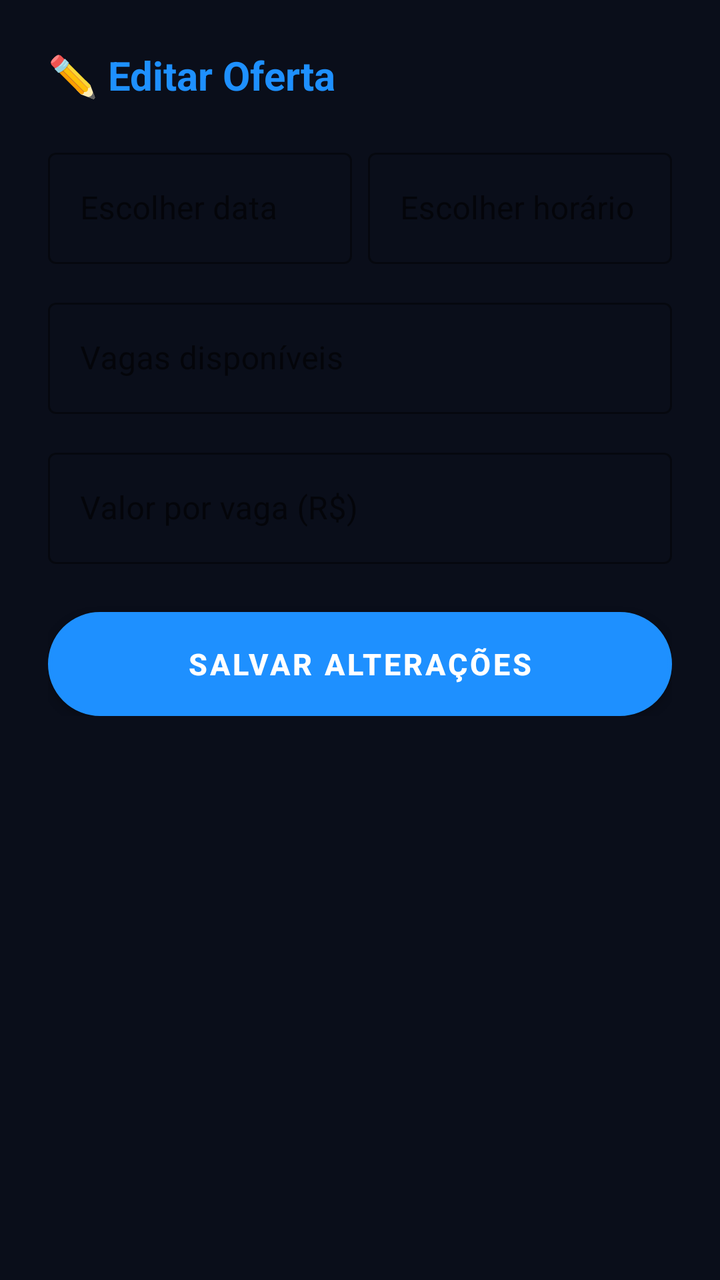
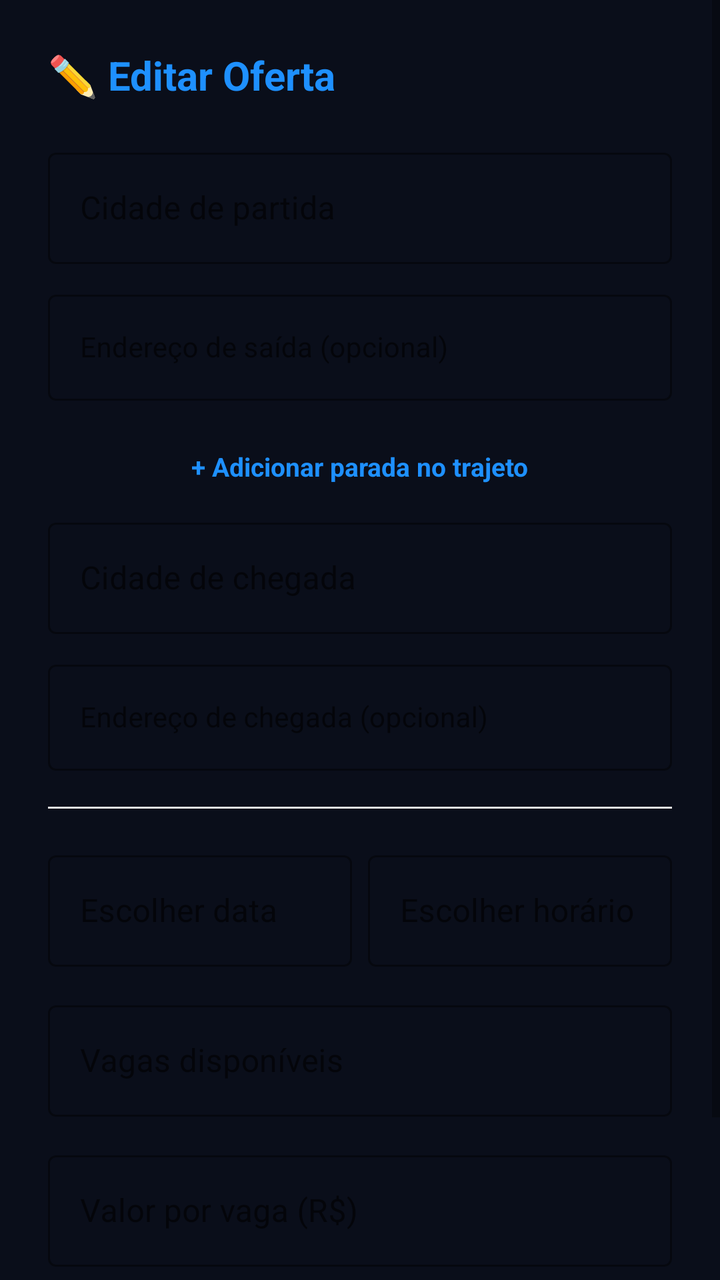

An Android layout rendered at two revisions. The XML below is the earlier revision; the diff shows what the commit changed to produce the second picture.
<!-- AndroidManifest.xml: application theme Theme.Caronas -->
<!-- res/layout/dialog_editar_oferta.xml -->
<?xml version="1.0" encoding="utf-8"?>
<ScrollView xmlns:android="http://schemas.android.com/apk/res/android"
    xmlns:app="http://schemas.android.com/apk/res-auto"
    android:layout_width="match_parent"
    android:layout_height="wrap_content">

    <LinearLayout
        android:layout_width="match_parent"
        android:layout_height="wrap_content"
        android:orientation="vertical"
        android:padding="24dp">

        <TextView
            android:layout_width="match_parent"
            android:layout_height="wrap_content"
            android:text="@string/minhas_ofertas_editar_titulo"
            android:textColor="@color/azul_neon"
            android:textSize="20sp"
            android:textStyle="bold"
            android:layout_marginBottom="20dp" />

        <LinearLayout
            android:layout_width="match_parent"
            android:layout_height="wrap_content"
            android:orientation="horizontal">

            <com.google.android.material.textfield.TextInputLayout
                style="@style/Widget.MaterialComponents.TextInputLayout.OutlinedBox"
                android:layout_width="0dp"
                android:layout_weight="1"
                android:layout_height="wrap_content"
                android:layout_marginEnd="8dp"
                app:boxStrokeColor="@color/azul_neon"
                app:hintTextColor="@color/azul_neon"
                app:prefixText="📅  "
                android:hint="@string/oferecer_escolher_data">

                <com.google.android.material.textfield.TextInputEditText
                    android:id="@+id/etDataEditar"
                    android:layout_width="match_parent"
                    android:layout_height="wrap_content"
                    android:focusable="false"
                    android:cursorVisible="false"
                    android:maxLines="1" />

            </com.google.android.material.textfield.TextInputLayout>

            <com.google.android.material.textfield.TextInputLayout
                style="@style/Widget.MaterialComponents.TextInputLayout.OutlinedBox"
                android:layout_width="0dp"
                android:layout_weight="1"
                android:layout_height="wrap_content"
                app:boxStrokeColor="@color/azul_neon"
                app:hintTextColor="@color/azul_neon"
                app:prefixText="🕐  "
                android:hint="@string/oferecer_escolher_hora">

                <com.google.android.material.textfield.TextInputEditText
                    android:id="@+id/etHoraEditar"
                    android:layout_width="match_parent"
                    android:layout_height="wrap_content"
                    android:focusable="false"
                    android:cursorVisible="false"
                    android:maxLines="1" />

            </com.google.android.material.textfield.TextInputLayout>

        </LinearLayout>

        <com.google.android.material.textfield.TextInputLayout
            style="@style/Widget.MaterialComponents.TextInputLayout.OutlinedBox"
            android:layout_width="match_parent"
            android:layout_height="wrap_content"
            android:layout_marginTop="14dp"
            app:boxStrokeColor="@color/azul_neon"
            app:hintTextColor="@color/azul_neon"
            app:prefixText="💺  "
            android:hint="@string/oferecer_vagas_hint">

            <com.google.android.material.textfield.TextInputEditText
                android:id="@+id/etVagasEditar"
                android:layout_width="match_parent"
                android:layout_height="wrap_content"
                android:inputType="number"
                android:maxLength="1"
                android:maxLines="1" />

        </com.google.android.material.textfield.TextInputLayout>

        <com.google.android.material.textfield.TextInputLayout
            style="@style/Widget.MaterialComponents.TextInputLayout.OutlinedBox"
            android:layout_width="match_parent"
            android:layout_height="wrap_content"
            android:layout_marginTop="14dp"
            app:boxStrokeColor="@color/azul_neon"
            app:hintTextColor="@color/azul_neon"
            app:prefixText="💰  "
            android:hint="@string/oferecer_valor_hint">

            <com.google.android.material.textfield.TextInputEditText
                android:id="@+id/etValorEditar"
                android:layout_width="match_parent"
                android:layout_height="wrap_content"
                android:inputType="numberDecimal"
                android:maxLines="1" />

        </com.google.android.material.textfield.TextInputLayout>

        <Button
            android:id="@+id/btnSalvarOferta"
            android:layout_width="match_parent"
            android:layout_height="52dp"
            android:layout_marginTop="24dp"
            android:text="@string/minhas_ofertas_botao_salvar"
            android:textColor="#FFFFFF"
            android:textStyle="bold"
            android:textSize="15sp"
            android:background="@drawable/botao_azul_neon" />

    </LinearLayout>
</ScrollView>
<!-- resources referenced by this layout -->
<resources>
  <color name="azul_neon">#1E90FF</color>
  <!-- drawable botao_azul_neon (drawable) -->
  <?xml version="1.0" encoding="utf-8"?>
  <shape xmlns:android="http://schemas.android.com/apk/res/android">
      <solid android:color="#1E90FF" />
      <corners android:radius="25dp" />
      <stroke android:width="2dp" android:color="#66C7FF" />
      <padding android:left="16dp" android:right="16dp" android:top="12dp" android:bottom="12dp" />
  </shape>
  <string name="minhas_ofertas_botao_salvar">Salvar Alterações</string>
  <string name="minhas_ofertas_editar_titulo">✏️ Editar Oferta</string>
  <string name="oferecer_escolher_data">Escolher data</string>
  <string name="oferecer_escolher_hora">Escolher horário</string>
  <string name="oferecer_vagas_hint">Vagas disponíveis</string>
  <string name="oferecer_valor_hint">Valor por vaga (R$)</string>
  <style name="Theme.Caronas" parent="Theme.MaterialComponents.DayNight.NoActionBar">
          <item name="colorPrimary">@color/azul_neon</item>
          <item name="colorPrimaryVariant">@color/azul_neon_escuro</item>
          <item name="colorOnPrimary">@color/white</item>
          <item name="colorSecondary">@color/azul_neon</item>
          <item name="colorSecondaryVariant">@color/azul_neon_escuro</item>
          <item name="colorOnSecondary">@color/white</item>
          <item name="android:statusBarColor">@color/fundo_escuro</item>
          <item name="android:windowBackground">@color/fundo_escuro</item>
      </style>
  <color name="azul_neon_escuro">#0D47A1</color>
  <color name="white">#FFFFFFFF</color>
  <color name="fundo_escuro">#0A0E1A</color>
</resources>

<!-- the commit's change to res/layout/dialog_editar_oferta.xml (unified diff, before → after) -->
@@ -18,6 +18,110 @@
             android:textSize="20sp"
             android:textStyle="bold"
             android:layout_marginBottom="20dp" />
+
+        <com.google.android.material.textfield.TextInputLayout
+            style="@style/Widget.MaterialComponents.TextInputLayout.OutlinedBox"
+            android:layout_width="match_parent"
+            android:layout_height="wrap_content"
+            app:boxStrokeColor="@color/azul_neon"
+            app:hintTextColor="@color/azul_neon"
+            app:prefixText="🚩  "
+            android:hint="@string/oferecer_origem_hint">
+
+            <com.google.android.material.textfield.TextInputEditText
+                android:id="@+id/etCidadeOrigemEditar"
+                android:layout_width="match_parent"
+                android:layout_height="wrap_content"
+                android:inputType="textCapWords"
+                android:maxLines="1" />
+
+        </com.google.android.material.textfield.TextInputLayout>
+
+        <com.google.android.material.textfield.TextInputLayout
+            style="@style/Widget.MaterialComponents.TextInputLayout.OutlinedBox"
+            android:layout_width="match_parent"
+            android:layout_height="wrap_content"
+            android:layout_marginTop="10dp"
+            app:boxStrokeColor="#B0BEC5"
+            app:hintTextColor="#78909C"
+            app:prefixText="📍  "
+            android:hint="@string/oferecer_endereco_origem_hint">
+
+            <com.google.android.material.textfield.TextInputEditText
+                android:id="@+id/etEnderecoOrigemEditar"
+                android:layout_width="match_parent"
+                android:layout_height="wrap_content"
+                android:textSize="14sp"
+                android:inputType="textCapSentences"
+                android:maxLines="1" />
+
+        </com.google.android.material.textfield.TextInputLayout>
+
+        <LinearLayout
+            android:id="@+id/containerParadasEditar"
+            android:layout_width="match_parent"
+            android:layout_height="wrap_content"
+            android:orientation="vertical"
+            android:layout_marginTop="14dp" />
+
+        <TextView
+            android:id="@+id/btnAdicionarParadaEditar"
+            android:layout_width="wrap_content"
+            android:layout_height="wrap_content"
+            android:layout_gravity="center"
+            android:text="@string/oferecer_botao_adicionar_parada"
+            android:textColor="@color/azul_neon"
+            android:textStyle="bold"
+            android:textSize="13sp"
+            android:padding="10dp"
+            android:clickable="true"
+            android:focusable="true" />
+
+        <com.google.android.material.textfield.TextInputLayout
+            style="@style/Widget.MaterialComponents.TextInputLayout.OutlinedBox"
+            android:layout_width="match_parent"
+            android:layout_height="wrap_content"
+            android:layout_marginTop="4dp"
+            app:boxStrokeColor="@color/azul_neon"
+            app:hintTextColor="@color/azul_neon"
+            app:prefixText="🏁  "
+            android:hint="@string/oferecer_destino_hint">
+
+            <com.google.android.material.textfield.TextInputEditText
+                android:id="@+id/etCidadeDestinoEditar"
+                android:layout_width="match_parent"
+                android:layout_height="wrap_content"
+                android:inputType="textCapWords"
+                android:maxLines="1" />
+
+        </com.google.android.material.textfield.TextInputLayout>
+
+        <com.google.android.material.textfield.TextInputLayout
+            style="@style/Widget.MaterialComponents.TextInputLayout.OutlinedBox"
+            android:layout_width="match_parent"
+            android:layout_height="wrap_content"
+            android:layout_marginTop="10dp"
+            android:layout_marginBottom="18dp"
+            app:boxStrokeColor="#B0BEC5"
+            app:hintTextColor="#78909C"
+            app:prefixText="📍  "
+            android:hint="@string/oferecer_endereco_destino_hint">
+
+            <com.google.android.material.textfield.TextInputEditText
+                android:id="@+id/etEnderecoDestinoEditar"
+                android:layout_width="match_parent"
+                android:layout_height="wrap_content"
+                android:textSize="14sp"
+                android:inputType="textCapSentences"
+                android:maxLines="1" />
+
+        </com.google.android.material.textfield.TextInputLayout>
+
+        <View
+            android:layout_width="match_parent"
+            android:layout_height="1dp"
+            android:background="#E0E0E0"
+            android:layout_marginBottom="18dp" />
 
         <LinearLayout
             android:layout_width="match_parent"
<!-- resource entries referenced after the edit -->
@@ -11,8 +11,13 @@
   </shape>
   <string name="minhas_ofertas_botao_salvar">Salvar Alterações</string>
   <string name="minhas_ofertas_editar_titulo">✏️ Editar Oferta</string>
+  <string name="oferecer_botao_adicionar_parada">+ Adicionar parada no trajeto</string>
+  <string name="oferecer_destino_hint">Cidade de chegada</string>
+  <string name="oferecer_endereco_destino_hint">Endereço de chegada (opcional)</string>
+  <string name="oferecer_endereco_origem_hint">Endereço de saída (opcional)</string>
   <string name="oferecer_escolher_data">Escolher data</string>
   <string name="oferecer_escolher_hora">Escolher horário</string>
+  <string name="oferecer_origem_hint">Cidade de partida</string>
   <string name="oferecer_vagas_hint">Vagas disponíveis</string>
   <string name="oferecer_valor_hint">Valor por vaga (R$)</string>
   <style name="Theme.Caronas" parent="Theme.MaterialComponents.DayNight.NoActionBar">
